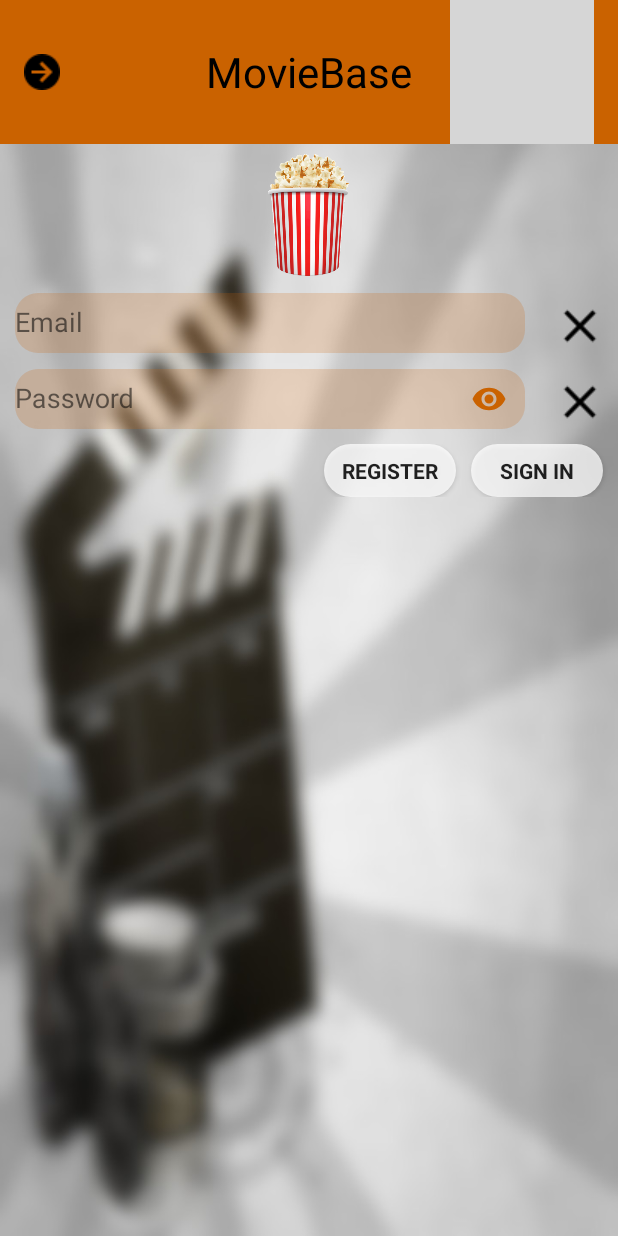
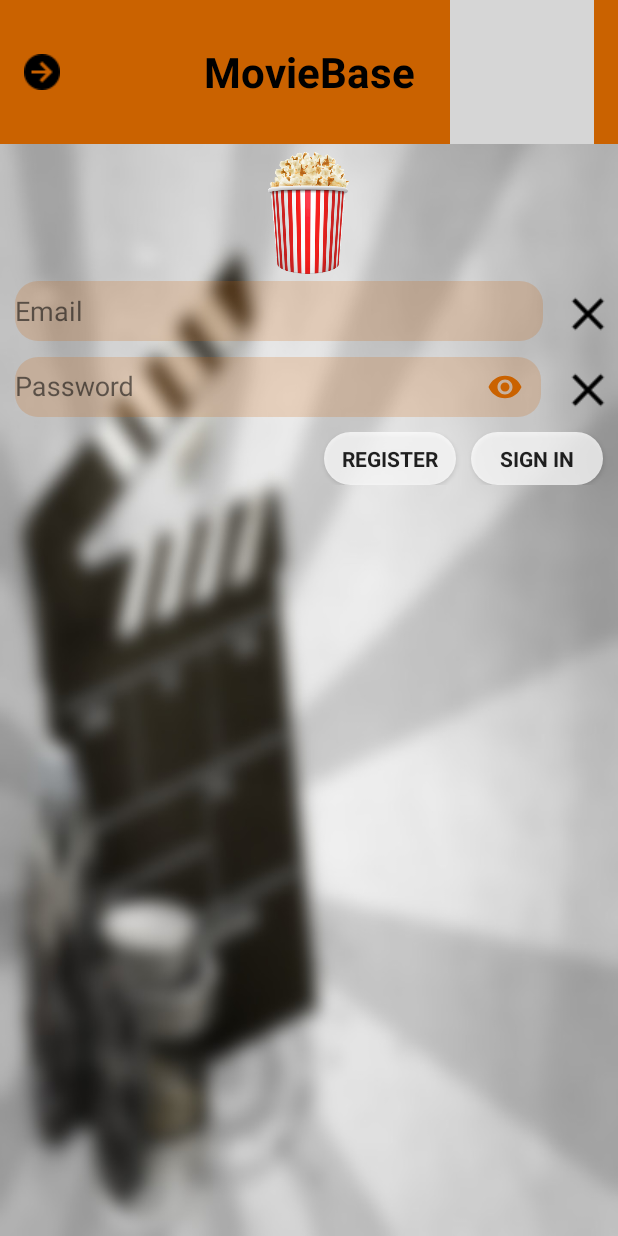
Before and after one commit to Tamas-hi/MovieBase, an Android app: the screen it shows after launch (LoginActivity), on a phone screen of 412 x 824 dp. Run offline under Robolectric (Android 15) with nearby library versions, the phone set to English and light mode, and no system bars; grey boxes are pictures that could not be loaded.

Commit message:
Update app/src/main/res/layout/activity_login.xml

```diff
--- a/app/src/main/res/layout/activity_login.xml
+++ b/app/src/main/res/layout/activity_login.xml
@@ -16,6 +16,7 @@
         android:background="@color/color_toolbar"
         android:layout_width="match_parent"
         android:layout_height="wrap_content">
+
         <ImageView
             android:layout_width="wrap_content"
             android:layout_height="wrap_content"
@@ -32,6 +33,7 @@
             android:textColor="@color/blackTest"
             android:textSize="28sp"
             android:layout_gravity = "center_horizontal"
+            android:textStyle="bold"
             />
 
         <ImageView
@@ -52,20 +54,22 @@
         android:layout_gravity="center_horizontal"
         android:src="@drawable/popcorn"
         android:contentDescription="@string/popcorn_3d"
-        android:layout_marginTop="5dp"/>
+        android:layout_marginTop="4dp"
+        android:layout_marginBottom="4dp"/>
 
-    <FrameLayout
+
+
+    <LinearLayout
         android:id="@+id/email_login_form"
         android:layout_width="match_parent"
-        android:layout_height="wrap_content">
-
-        <android.support.design.widget.TextInputLayout
-            android:layout_width="wrap_content"
-            android:layout_height="wrap_content">
+        android:layout_height="wrap_content"
+        android:orientation="horizontal"
+        android:weightSum="100">
 
         <EditText
             android:id="@+id/email"
-            android:layout_width="340dp"
+            android:layout_width="0dp"
+            android:layout_weight="99"
             android:layout_height="40dp"
             android:hint="@string/prompt_email"
             android:inputType="textEmailAddress"
@@ -76,37 +80,40 @@
             android:layout_marginRight="10dp"
             android:importantForAutofill="no" />
 
-        </android.support.design.widget.TextInputLayout>
 
         <ImageButton
             android:id="@+id/firstX"
             android:layout_width="wrap_content"
             android:layout_height="wrap_content"
             android:src="@drawable/baseline_close_black_18dp"
-            android:layout_marginRight="7dp"
             android:layout_gravity="end|bottom"
             android:background="?android:attr/selectableItemBackground"
-            android:layout_marginEnd="7dp"
-            android:contentDescription="@string/firstx" />
+            android:contentDescription="@string/firstx"
+            android:layout_weight="1"
+            />
 
-    </FrameLayout>
+    </LinearLayout>
 
-    <FrameLayout
+
+    <LinearLayout
         android:layout_width="match_parent"
         android:layout_height="wrap_content"
-        android:layout_marginBottom="10dp">
+        android:layout_marginBottom="10dp"
+        android:orientation="horizontal"
+        android:weightSum="100">
 
         <android.support.design.widget.TextInputLayout
-            android:layout_width="wrap_content"
+            android:layout_width="0dp"
             android:layout_height="wrap_content"
             app:passwordToggleEnabled="true"
             app:passwordToggleTint="@color/color_toolbar"
+            android:layout_weight="96"
             >
 
 
             <EditText
                 android:id="@+id/password"
-                android:layout_width="340dp"
+                android:layout_width="match_parent"
                 android:layout_height="40dp"
                 android:hint="@string/prompt_password"
                 android:inputType="textPassword"
@@ -117,8 +124,8 @@
                 android:singleLine="true"
                 android:background="@drawable/rounded_edittext"
                 android:layout_marginLeft="10dp"
-                android:importantForAutofill="no"
-                android:layout_marginStart="10dp" />
+                android:layout_marginStart="10dp"
+                android:importantForAutofill="no" />
 
         </android.support.design.widget.TextInputLayout>
 
@@ -128,13 +135,11 @@
             android:layout_height="wrap_content"
             android:src="@drawable/baseline_close_black_18dp"
             android:layout_gravity="end|bottom"
-            android:layout_marginRight="7dp"
             android:background="?android:attr/selectableItemBackground"
             android:contentDescription="@string/secondx"
-            android:layout_marginEnd="7dp" />
+            android:layout_weight="7"/>
 
-
-    </FrameLayout>
+    </LinearLayout>
 
 
 
```
